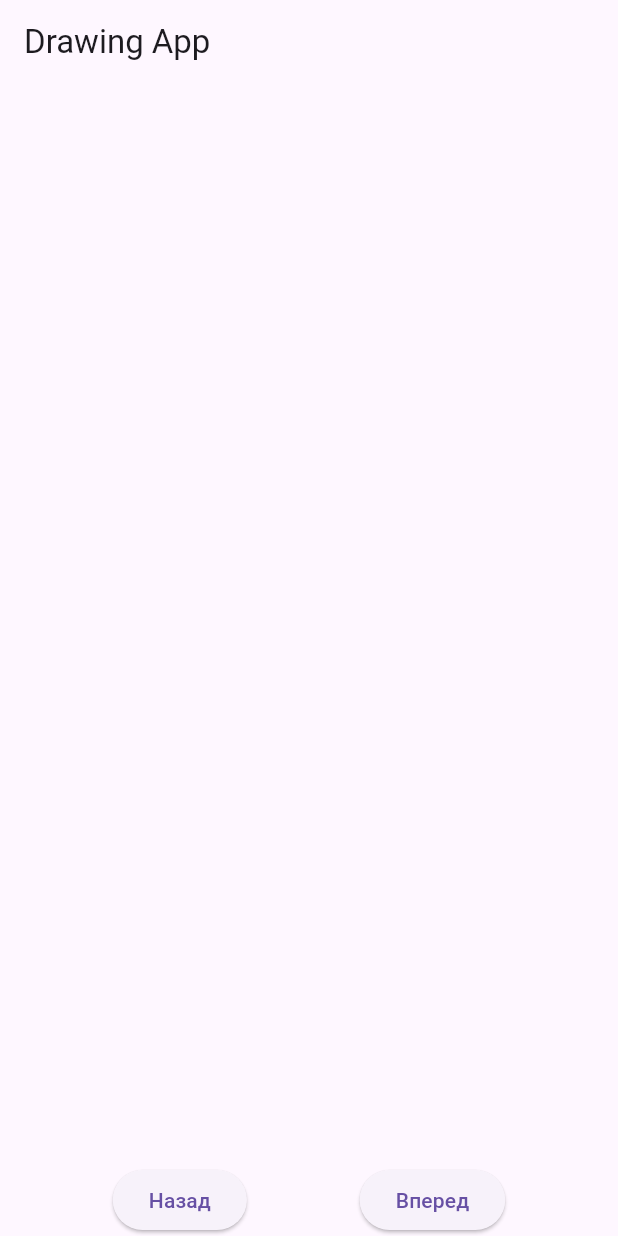
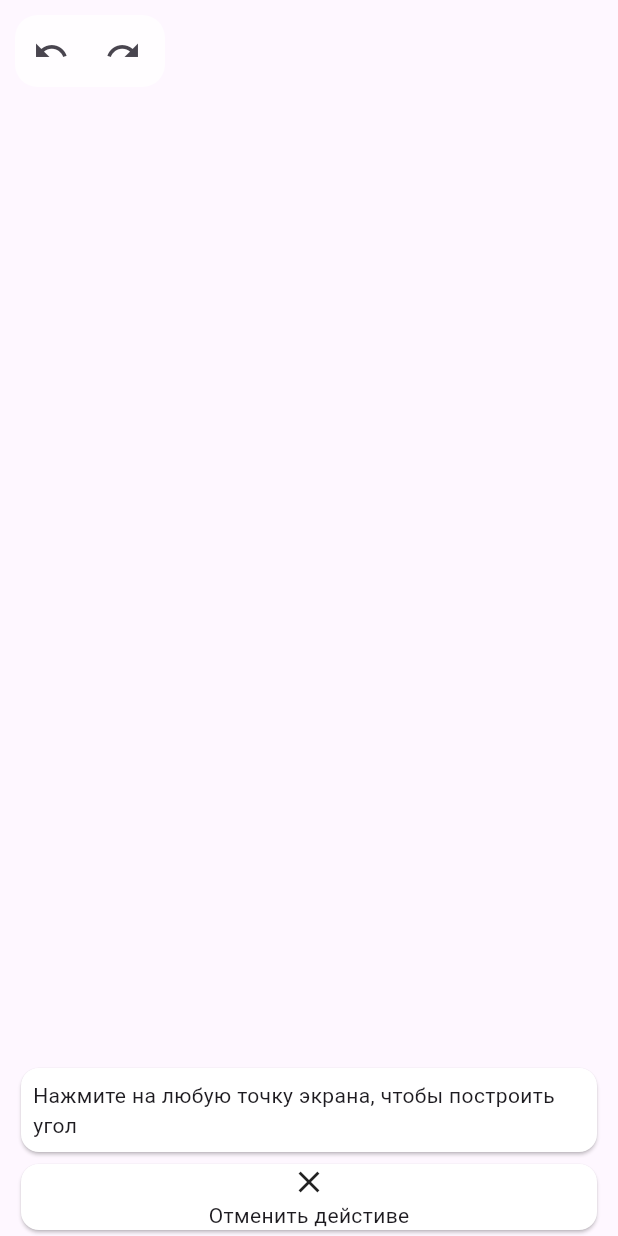
Before and after one commit to Artur1im/Finger_Lines, a Flutter app: the screen it shows after launch, on a phone screen of 412 x 824 dp. Run offline on Flutter 3.47's test engine with Material 3 defaults, Android fonts, the phone set to English and light mode, and no system bars; our stand-ins replace flutter_riverpod.

Commit message:
Обновление интерфейса: добавление стилей, виджетов, исправление кода и тд

```diff
--- a/lib/main.dart
+++ b/lib/main.dart
@@ -6,6 +6,7 @@ void main() {
   runApp(
     const ProviderScope(
       child: MaterialApp(
+        debugShowCheckedModeBanner: false,
         home: DrawingApp(),
       ),
     ),
--- a/lib/pages/drawing_app.dart
+++ b/lib/pages/drawing_app.dart
@@ -1,16 +1,13 @@
 import 'package:flutter/material.dart';
-import 'drawing_area.dart';
+import 'package:todo_app/pages/drawing_area.dart';
 
 class DrawingApp extends StatelessWidget {
   const DrawingApp({Key? key}) : super(key: key);
 
   @override
   Widget build(BuildContext context) {
-    return Scaffold(
-      appBar: AppBar(
-        title: const Text('Drawing App'),
-      ),
-      body: const DrawingArea(),
+    return const Scaffold(
+      body: SafeArea(child: DrawingArea()),
     );
   }
 }
--- a/lib/pages/drawing_area.dart
+++ b/lib/pages/drawing_area.dart
@@ -13,7 +13,26 @@ class DrawingArea extends ConsumerWidget {
     final lines = ref.watch(linesProvider);
 
     return Column(
+      crossAxisAlignment: CrossAxisAlignment.start,
       children: [
+        Container(
+          margin: const EdgeInsets.only(left: 10, top: 10),
+          decoration: BoxDecoration(
+              color: Colors.white70, borderRadius: BorderRadius.circular(15)),
+          width: 100,
+          child: Row(
+            children: [
+              IconButton(
+                onPressed: () => ref.read(linesProvider.notifier).undo(),
+                icon: const Icon(Icons.undo),
+              ),
+              IconButton(
+                onPressed: () => ref.read(linesProvider.notifier).redo(),
+                icon: const Icon(Icons.redo),
+              ),
+            ],
+          ),
+        ),
         Expanded(
           child: GestureDetector(
             onPanUpdate: (details) {
@@ -42,31 +61,51 @@ class DrawingArea extends ConsumerWidget {
                         .addLine(Line(firstPoint, lastPoint));
                   }
                 } else {
-                  ref.read(linesProvider.notifier).addLine(Line(points.first,
-                      lastPoint)); // Используем первую точку в качестве начальной для первой линии
+                  ref
+                      .read(linesProvider.notifier)
+                      .addLine(Line(points.first, lastPoint));
                 }
                 ref.read(pointsProvider.notifier).clearPoints();
               }
             },
             child: CustomPaint(
-              painter: DrawingPainter(points: points, lines: lines),
+              painter: DrawingPainter(
+                  points: points, lines: lines, context: context),
               size: Size.infinite,
             ),
           ),
         ),
-        Row(
-          mainAxisAlignment: MainAxisAlignment.spaceEvenly,
-          children: [
-            ElevatedButton(
-              onPressed: () => ref.read(linesProvider.notifier).undo(),
-              child: const Text('Назад'),
-            ),
-            ElevatedButton(
-              onPressed: () => ref.read(linesProvider.notifier).redo(),
-              child: const Text('Вперед'),
-            ),
-          ],
-        ),
+        Container(
+          padding: const EdgeInsets.symmetric(horizontal: 10),
+          child: Column(
+            children: [
+              const Card(
+                color: Colors.white,
+                child: Padding(
+                  padding: EdgeInsets.all(8.0),
+                  child: Text(
+                      'Нажмите на любую точку экрана, чтобы построить угол'),
+                ),
+              ),
+              SizedBox(
+                width: double.infinity,
+                child: InkWell(
+                  onTap: () => ref.read(linesProvider.notifier).undo(),
+                  child: const Card(
+                    color: Colors.white,
+                    child: Column(
+                      mainAxisAlignment: MainAxisAlignment.center,
+                      children: [
+                        Icon(Icons.close),
+                        Text('Отменить дейстиве'),
+                      ],
+                    ),
+                  ),
+                ),
+              )
+            ],
+          ),
+        )
       ],
     );
   }
```
Also changed, not shown: lib/pages/drawing_painter.dart (+20 -5 lines).
